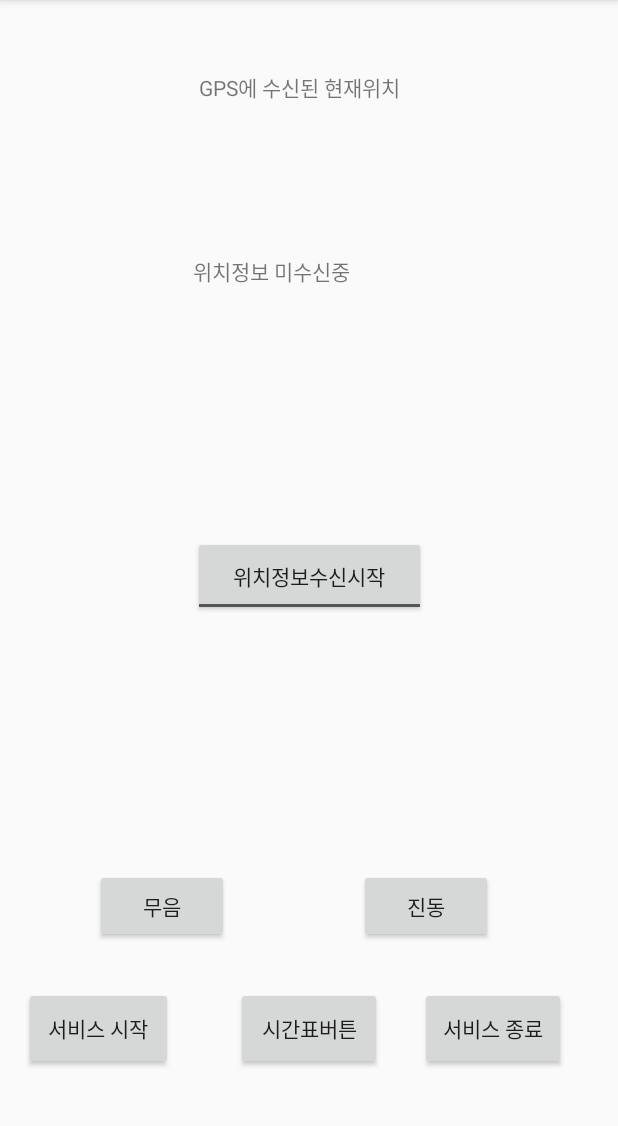
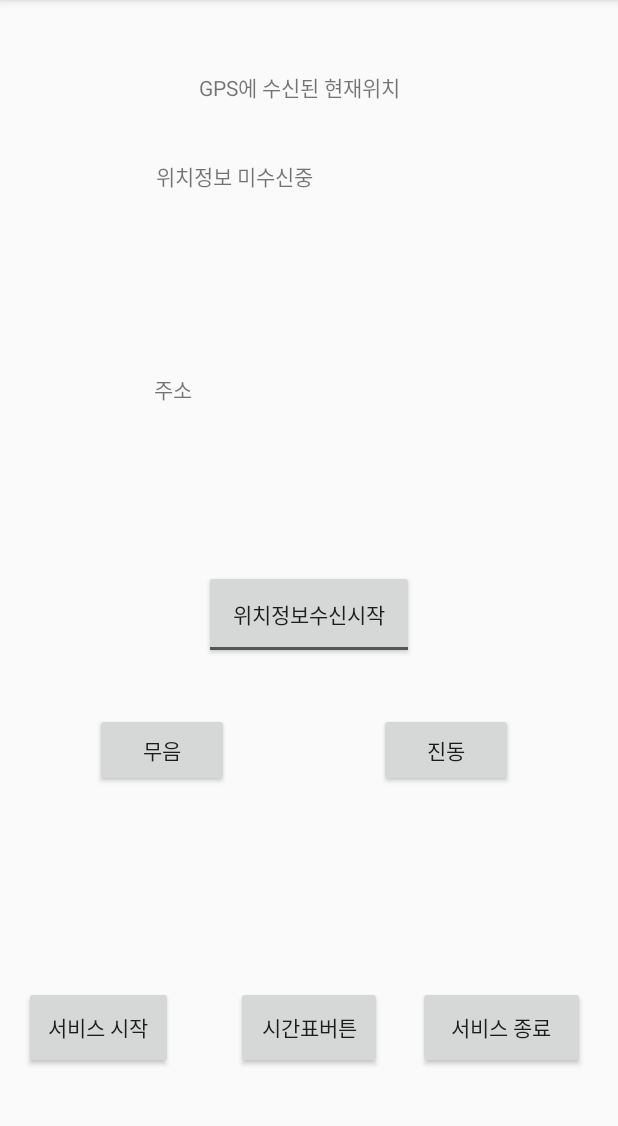
Before and after one commit to alwa09/timetable, an Android app: the screen it shows after launch (MainActivity), on a phone screen of 412 x 824 dp, the part 84-1210 px from its top. Run offline under Robolectric (Android 15) with nearby library versions, the phone set to English and light mode, and no system bars.

Commit message:
위도경도 이용하여 주소 가져오기, 오류수정

```diff
--- a/app/src/main/AndroidManifest.xml
+++ b/app/src/main/AndroidManifest.xml
@@ -27,6 +27,7 @@
             android:name=".MyService"
             android:enabled="true"
             android:exported="true"></service>
+
         <activity android:name=".TimeTableActivity"></activity>
     </application>
 
--- a/app/src/main/java/com/example/son/timetable/MainActivity.java
+++ b/app/src/main/java/com/example/son/timetable/MainActivity.java
@@ -8,6 +8,8 @@ import android.content.Context;
 import android.content.DialogInterface;
 import android.content.Intent;
 import android.content.pm.PackageManager;
+import android.location.Address;
+import android.location.Geocoder;
 import android.location.Location;
 import android.location.LocationListener;
 import android.location.LocationManager;
@@ -23,6 +25,10 @@ import android.widget.TextView;
 import android.widget.Toast;
 import android.widget.ToggleButton;
 import android.media.AudioManager;
+
+import java.io.IOException;
+import java.util.List;
+import java.util.Locale;
 
 public class MainActivity extends AppCompatActivity {
     LocationListener locationListener;
@@ -121,8 +127,33 @@ public class MainActivity extends AppCompatActivity {
             //Gps 위치제공자에 의한 위치변화. 오차범위가 좁다.
             //Network 위치제공자에 의한 위치변화
             //Network 위치는 Gps에 비해 정확도가 많이 떨어진다.
+
+            final Geocoder geocoder = new Geocoder(MainActivity.this);          // 현재는 주소를 받아오는 형식
+                                                                                // google place api를 활용하면 장소를 가져올수 있음
+            List<Address> list = null;
+            try {
+                list = geocoder.getFromLocation(
+                        latitude, // 위도
+                        longitude, // 경도
+                        10); // 얻어올 값의 개수
+            } catch (IOException e) {
+                e.printStackTrace();
+                Log.e("test", "입출력 오류 - 서버에서 주소변환시 에러발생");
+            }
+            if (list != null) {
+                if (list.size()==0) {
+                    tv.setText("해당되는 주소 정보는 없습니다");
+                } else {
+                    tv.setText(list.get(0).toString());
+                }
+            }
+
+            TextView addressView = (TextView)findViewById(R.id.address);
+            addressView.setText(list.get(0).toString());
+
             tv.setText("위치정보 : " + provider + "\n위도 : " + longitude + "\n경도 : " + latitude
                     + "\n고도 : " + altitude + "\n정확도 : "  + accuracy);
+
         }
         public void onProviderDisabled(String provider) {
             // Disabled시
@@ -139,6 +170,11 @@ public class MainActivity extends AppCompatActivity {
             Log.d("test", "onStatusChanged, provider:" + provider + ", status:" + status + " ,Bundle:" + extras);
         }
     };
+
+
+
+
+
 
     public void GpsPermissionCheckForMashMallo() {
 
@@ -165,7 +201,7 @@ public class MainActivity extends AppCompatActivity {
         }
     }
 
-    void gogo(View v)
+    public void gogo(View v)
     {
         Intent intent = new Intent(this, TimeTableActivity.class);
         startActivity(intent);
--- a/app/src/main/java/com/example/son/timetable/TimeTableActivity.java
+++ b/app/src/main/java/com/example/son/timetable/TimeTableActivity.java
@@ -63,14 +63,14 @@ public class TimeTableActivity extends AppCompatActivity {
         alertDialog.setPositiveButton("입력", new DialogInterface.OnClickListener() {
             @Override
             public void onClick(DialogInterface dialog, int which) {
-                insert(_class, day, edittext.getText().toString());
+                insert(_class, day, edittext.getText().toString());                     // 두번 넣을경우 다 들어간다 중복처리 해줘야함.
                 updateTimeTable();
             }
         });
         alertDialog.setNeutralButton("삭제", new DialogInterface.OnClickListener() {
             @Override
             public void onClick(DialogInterface dialog, int which) {
-
+                //db.execSQL("delete from timetble where ");
             }
         });
         alertDialog.show();
--- a/app/src/main/res/layout/activity_main.xml
+++ b/app/src/main/res/layout/activity_main.xml
@@ -9,19 +9,21 @@
 
     <ToggleButton
         android:id="@+id/toggle1"
-        android:layout_width="155dp"
-        android:layout_height="53dp"
+        android:layout_width="140dp"
+        android:layout_height="59dp"
         android:textOff="위치정보수신시작"
         android:textOn="위치정보수신종료"
         tools:ignore="HardcodedText"
         tools:layout_constraintTop_creator="1"
         tools:layout_constraintRight_creator="1"
         tools:layout_constraintBottom_creator="1"
-        app:layout_constraintBottom_toBottomOf="parent"
+        app:layout_constraintBottom_toBottomOf="@+id/button"
         app:layout_constraintRight_toRightOf="parent"
+        android:layout_marginTop="210dp"
         tools:layout_constraintLeft_creator="1"
+        android:layout_marginBottom="210dp"
         app:layout_constraintLeft_toLeftOf="parent"
-        app:layout_constraintTop_toTopOf="parent" />
+        app:layout_constraintTop_toTopOf="@+id/textView2" />
 
     <TextView
         android:id="@+id/textView"
@@ -39,30 +41,26 @@
 
     <TextView
         android:id="@+id/textView2"
-        android:layout_width="202dp"
-        android:layout_height="91dp"
+        android:layout_width="204dp"
+        android:layout_height="82dp"
         android:text="결과창"
         tools:ignore="HardcodedText"
         tools:layout_constraintTop_creator="1"
         tools:layout_constraintRight_creator="1"
-        tools:layout_constraintBottom_creator="1"
-        app:layout_constraintBottom_toTopOf="@+id/toggle1"
-        app:layout_constraintRight_toRightOf="@+id/button3"
-        android:layout_marginTop="54dp"
+        app:layout_constraintRight_toRightOf="parent"
+        android:layout_marginTop="35dp"
         app:layout_constraintTop_toBottomOf="@+id/textView"
         tools:layout_constraintLeft_creator="1"
-        android:layout_marginBottom="51dp"
-        app:layout_constraintLeft_toLeftOf="@+id/toggle1"
-        app:layout_constraintHorizontal_bias="0.0" />
+        app:layout_constraintLeft_toLeftOf="parent" />
 
     <Button
         android:text="서비스 시작"
         android:id="@+id/btn_start"
         android:layout_width="99dp"
         android:layout_height="0dp"
-        android:layout_marginStart="16dp"
         tools:layout_constraintTop_creator="1"
         tools:layout_constraintBottom_creator="1"
+        android:layout_marginStart="16dp"
         app:layout_constraintBottom_toBottomOf="@+id/button"
         tools:layout_constraintLeft_creator="1"
         app:layout_constraintLeft_toLeftOf="parent"
@@ -71,22 +69,19 @@
 
     <Button
         android:id="@+id/btn_end"
-        android:layout_width="97dp"
+        android:layout_width="0dp"
         android:layout_height="55dp"
-        android:layout_marginEnd="30dp"
-        android:layout_marginLeft="25dp"
-        android:layout_marginRight="30dp"
-        android:layout_marginStart="25dp"
         android:text="서비스 종료"
+        tools:layout_constraintRight_creator="1"
+        android:layout_marginStart="24dp"
+        android:layout_marginEnd="22dp"
+        app:layout_constraintRight_toRightOf="parent"
         app:layout_constraintBaseline_toBaselineOf="@+id/button"
-        app:layout_constraintHorizontal_bias="0.0"
-        app:layout_constraintLeft_toRightOf="@+id/button"
-        app:layout_constraintRight_toRightOf="parent"
         tools:layout_constraintBaseline_creator="1"
         tools:layout_constraintLeft_creator="1"
-        tools:layout_constraintRight_creator="1"
-        tools:layout_editor_absoluteX="291dp"
-        tools:layout_editor_absoluteY="408dp" />
+        app:layout_constraintLeft_toRightOf="@+id/button"
+        android:layout_marginLeft="24dp"
+        android:layout_marginRight="22dp" />
 
     <Button
         android:id="@+id/button"
@@ -94,28 +89,28 @@
         android:layout_height="55dp"
         android:text="시간표버튼"
         android:onClick="gogo"
-        tools:layout_constraintTop_creator="1"
         tools:layout_constraintRight_creator="1"
+        tools:layout_constraintBottom_creator="1"
+        app:layout_constraintBottom_toBottomOf="parent"
         app:layout_constraintRight_toRightOf="parent"
-        android:layout_marginTop="29dp"
-        app:layout_constraintTop_toBottomOf="@+id/button2"
         tools:layout_constraintLeft_creator="1"
+        android:layout_marginBottom="55dp"
         app:layout_constraintLeft_toLeftOf="parent" />
 
     <Button
         android:id="@+id/button2"
         android:layout_width="89dp"
         android:layout_height="0dp"
-        android:layout_marginStart="47dp"
         android:text="무음"
         android:onClick="onSilent"
         tools:layout_constraintTop_creator="1"
         tools:layout_constraintBottom_creator="1"
+        android:layout_marginStart="63dp"
         app:layout_constraintBottom_toBottomOf="@+id/button3"
         tools:layout_constraintLeft_creator="1"
-        app:layout_constraintLeft_toLeftOf="@+id/btn_start"
+        app:layout_constraintLeft_toLeftOf="parent"
         app:layout_constraintTop_toTopOf="@+id/button3"
-        android:layout_marginLeft="47dp" />
+        android:layout_marginLeft="63dp" />
 
     <Button
         android:id="@+id/button3"
@@ -125,16 +120,27 @@
         android:onClick="onVib"
         tools:layout_constraintTop_creator="1"
         tools:layout_constraintRight_creator="1"
+        android:layout_marginEnd="70dp"
+        app:layout_constraintRight_toRightOf="parent"
+        android:layout_marginTop="36dp"
+        app:layout_constraintTop_toBottomOf="@+id/toggle1"
+        android:layout_marginRight="70dp" />
+
+    <TextView
+        android:text="주소"
+        android:layout_width="207dp"
+        android:layout_height="52dp"
+        android:id="@+id/address"
+        tools:layout_constraintTop_creator="1"
+        tools:layout_constraintRight_creator="1"
         tools:layout_constraintBottom_creator="1"
-        app:layout_constraintBottom_toBottomOf="parent"
-        app:layout_constraintRight_toRightOf="@+id/toggle1"
-        android:layout_marginTop="139dp"
-        app:layout_constraintTop_toBottomOf="@+id/textView2"
+        app:layout_constraintBottom_toBottomOf="@+id/toggle1"
+        app:layout_constraintRight_toRightOf="parent"
+        android:layout_marginTop="110dp"
         tools:layout_constraintLeft_creator="1"
-        android:layout_marginBottom="139dp"
-        app:layout_constraintLeft_toRightOf="@+id/toggle1"
-        app:layout_constraintHorizontal_bias="1.0"
-        app:layout_constraintVertical_bias="1.0" />
+        android:layout_marginBottom="107dp"
+        app:layout_constraintLeft_toLeftOf="parent"
+        app:layout_constraintTop_toTopOf="@+id/textView2" />
 
 
 </android.support.constraint.ConstraintLayout>
```
